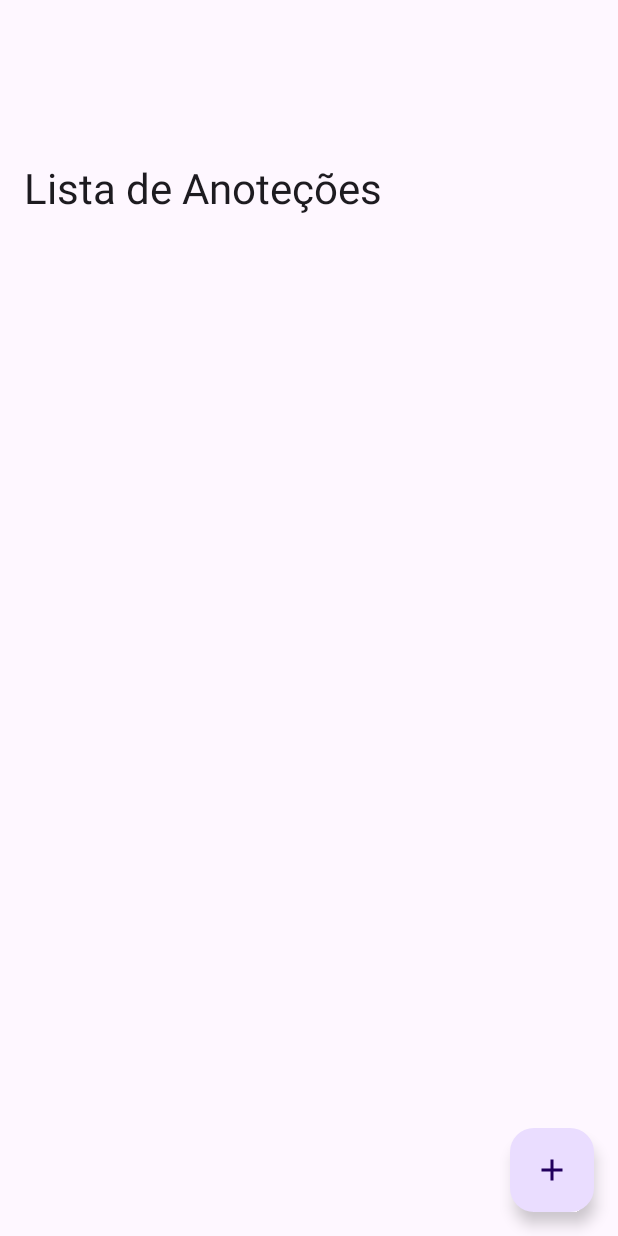
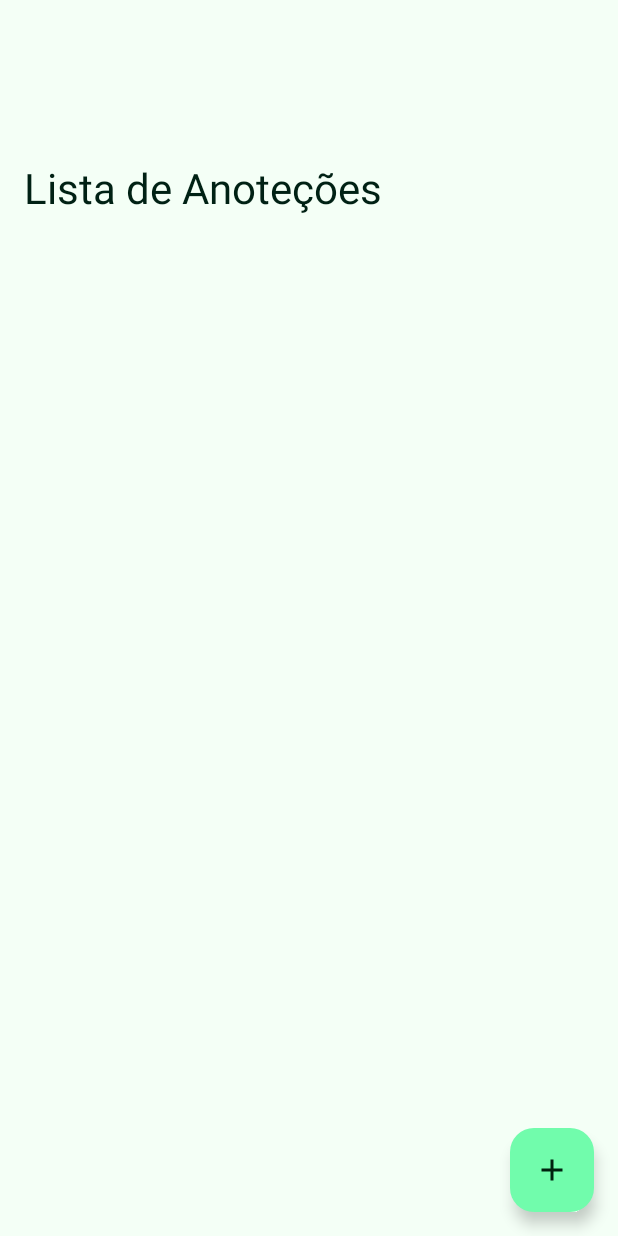
Before and after one commit to V1n1c1us-K-S-W4t4n4b3/Projeto-de-Notas, an Android app: the screen it shows after launch (MainActivity), on a phone screen of 412 x 824 dp. Run offline under Robolectric (Android 15) with nearby library versions, the phone set to English and light mode, and no system bars; our stand-ins replace Room's generated code.

Commit message:
add new colors and themes

```diff
--- a/app/src/main/AndroidManifest.xml
+++ b/app/src/main/AndroidManifest.xml
@@ -10,7 +10,7 @@
         android:label="@string/app_name"
         android:roundIcon="@mipmap/ic_launcher_round"
         android:supportsRtl="true"
-        android:theme="@style/Theme.AppCursoLucas"
+        android:theme="@style/AppTheme"
         tools:targetApi="31">
         <activity
             android:name=".ui.InfoItemActivity"
--- a/app/src/main/res/values-night/themes.xml
+++ b/app/src/main/res/values-night/themes.xml
@@ -1,7 +1,35 @@
-<resources xmlns:tools="http://schemas.android.com/tools">
-    <!-- Base application theme. -->
-    <style name="Base.Theme.AppCursoLucas" parent="Theme.Material3.DayNight.NoActionBar">
-        <!-- Customize your dark theme here. -->
-        <!-- <item name="colorPrimary">@color/my_dark_primary</item> -->
+<resources>
+
+    <style name="AppTheme" parent="Theme.Material3.Dark.NoActionBar">
+
+        <item name="android:statusBarColor">@android:color/transparent</item>
+        <item name="android:windowLightStatusBar">true</item>
+
+        <item name="colorPrimary">@color/md_theme_dark_primary</item>
+        <item name="colorOnPrimary">@color/md_theme_dark_onPrimary</item>
+        <item name="colorPrimaryContainer">@color/md_theme_dark_primaryContainer</item>
+        <item name="colorOnPrimaryContainer">@color/md_theme_dark_onPrimaryContainer</item>
+        <item name="colorSecondary">@color/md_theme_dark_secondary</item>
+        <item name="colorOnSecondary">@color/md_theme_dark_onSecondary</item>
+        <item name="colorSecondaryContainer">@color/md_theme_dark_secondaryContainer</item>
+        <item name="colorOnSecondaryContainer">@color/md_theme_dark_onSecondaryContainer</item>
+        <item name="colorTertiary">@color/md_theme_dark_tertiary</item>
+        <item name="colorOnTertiary">@color/md_theme_dark_onTertiary</item>
+        <item name="colorTertiaryContainer">@color/md_theme_dark_tertiaryContainer</item>
+        <item name="colorOnTertiaryContainer">@color/md_theme_dark_onTertiaryContainer</item>
+        <item name="colorError">@color/md_theme_dark_error</item>
+        <item name="colorErrorContainer">@color/md_theme_dark_errorContainer</item>
+        <item name="colorOnError">@color/md_theme_dark_onError</item>
+        <item name="colorOnErrorContainer">@color/md_theme_dark_onErrorContainer</item>
+        <item name="android:colorBackground">@color/md_theme_dark_background</item>
+        <item name="colorOnBackground">@color/md_theme_dark_onBackground</item>
+        <item name="colorSurface">@color/md_theme_dark_surface</item>
+        <item name="colorOnSurface">@color/md_theme_dark_onSurface</item>
+        <item name="colorSurfaceVariant">@color/md_theme_dark_surfaceVariant</item>
+        <item name="colorOnSurfaceVariant">@color/md_theme_dark_onSurfaceVariant</item>
+        <item name="colorOutline">@color/md_theme_dark_outline</item>
+        <item name="colorOnSurfaceInverse">@color/md_theme_dark_inverseOnSurface</item>
+        <item name="colorSurfaceInverse">@color/md_theme_dark_inverseSurface</item>
+        <item name="colorPrimaryInverse">@color/md_theme_dark_inversePrimary</item>
     </style>
 </resources>
--- a/app/src/main/res/values/colors.xml
+++ b/app/src/main/res/values/colors.xml
@@ -5,4 +5,66 @@
     <color name="sind_text_status_ok">#21876B</color>
     <color name="sind_background_status_ok_stripe">#2ABF8E</color>
     <color name="sind_background_status_ok_body">#C7E3E0</color>
+
+    <color name="seed">#1FBB72</color>
+    <color name="md_theme_light_primary">#006D3F</color>
+    <color name="md_theme_light_onPrimary">#FFFFFF</color>
+    <color name="md_theme_light_primaryContainer">#71FCAC</color>
+    <color name="md_theme_light_onPrimaryContainer">#00210F</color>
+    <color name="md_theme_light_secondary">#006C45</color>
+    <color name="md_theme_light_onSecondary">#FFFFFF</color>
+    <color name="md_theme_light_secondaryContainer">#90F7BF</color>
+    <color name="md_theme_light_onSecondaryContainer">#002112</color>
+    <color name="md_theme_light_tertiary">#006D38</color>
+    <color name="md_theme_light_onTertiary">#FFFFFF</color>
+    <color name="md_theme_light_tertiaryContainer">#5FFF9B</color>
+    <color name="md_theme_light_onTertiaryContainer">#00210D</color>
+    <color name="md_theme_light_error">#BA1A1A</color>
+    <color name="md_theme_light_errorContainer">#FFDAD6</color>
+    <color name="md_theme_light_onError">#FFFFFF</color>
+    <color name="md_theme_light_onErrorContainer">#410002</color>
+    <color name="md_theme_light_background">#F4FFF6</color>
+    <color name="md_theme_light_onBackground">#002114</color>
+    <color name="md_theme_light_surface">#F4FFF6</color>
+    <color name="md_theme_light_onSurface">#002114</color>
+    <color name="md_theme_light_surfaceVariant">#DCE5DB</color>
+    <color name="md_theme_light_onSurfaceVariant">#414942</color>
+    <color name="md_theme_light_outline">#717971</color>
+    <color name="md_theme_light_inverseOnSurface">#BEFFDC</color>
+    <color name="md_theme_light_inverseSurface">#003825</color>
+    <color name="md_theme_light_inversePrimary">#52DF92</color>
+    <color name="md_theme_light_shadow">#000000</color>
+    <color name="md_theme_light_surfaceTint">#006D3F</color>
+    <color name="md_theme_light_outlineVariant">#C0C9C0</color>
+    <color name="md_theme_light_scrim">#000000</color>
+    <color name="md_theme_dark_primary">#52DF92</color>
+    <color name="md_theme_dark_onPrimary">#00391E</color>
+    <color name="md_theme_dark_primaryContainer">#00522E</color>
+    <color name="md_theme_dark_onPrimaryContainer">#71FCAC</color>
+    <color name="md_theme_dark_secondary">#73DAA4</color>
+    <color name="md_theme_dark_onSecondary">#003822</color>
+    <color name="md_theme_dark_secondaryContainer">#005233</color>
+    <color name="md_theme_dark_onSecondaryContainer">#90F7BF</color>
+    <color name="md_theme_dark_tertiary">#00E47B</color>
+    <color name="md_theme_dark_onTertiary">#00391A</color>
+    <color name="md_theme_dark_tertiaryContainer">#005229</color>
+    <color name="md_theme_dark_onTertiaryContainer">#5FFF9B</color>
+    <color name="md_theme_dark_error">#FFB4AB</color>
+    <color name="md_theme_dark_errorContainer">#93000A</color>
+    <color name="md_theme_dark_onError">#690005</color>
+    <color name="md_theme_dark_onErrorContainer">#FFDAD6</color>
+    <color name="md_theme_dark_background">#002114</color>
+    <color name="md_theme_dark_onBackground">#8BF8C4</color>
+    <color name="md_theme_dark_surface">#002114</color>
+    <color name="md_theme_dark_onSurface">#8BF8C4</color>
+    <color name="md_theme_dark_surfaceVariant">#414942</color>
+    <color name="md_theme_dark_onSurfaceVariant">#C0C9C0</color>
+    <color name="md_theme_dark_outline">#8A938B</color>
+    <color name="md_theme_dark_inverseOnSurface">#002114</color>
+    <color name="md_theme_dark_inverseSurface">#8BF8C4</color>
+    <color name="md_theme_dark_inversePrimary">#006D3F</color>
+    <color name="md_theme_dark_shadow">#000000</color>
+    <color name="md_theme_dark_surfaceTint">#52DF92</color>
+    <color name="md_theme_dark_outlineVariant">#414942</color>
+    <color name="md_theme_dark_scrim">#000000</color>
 </resources>
--- a/app/src/main/res/values/themes.xml
+++ b/app/src/main/res/values/themes.xml
@@ -1,9 +1,35 @@
-<resources xmlns:tools="http://schemas.android.com/tools">
-    <!-- Base application theme. -->
-    <style name="Base.Theme.AppCursoLucas" parent="Theme.Material3.DayNight.NoActionBar">
-        <!-- Customize your light theme here. -->
-        <!-- <item name="colorPrimary">@color/my_light_primary</item> -->
+<resources>
+
+    <style name="AppTheme" parent="Theme.Material3.Light.NoActionBar">
+
+        <item name="android:statusBarColor">@android:color/transparent</item>
+        <item name="android:windowLightStatusBar">true</item>
+
+        <item name="colorPrimary">@color/md_theme_light_primary</item>
+        <item name="colorOnPrimary">@color/md_theme_light_onPrimary</item>
+        <item name="colorPrimaryContainer">@color/md_theme_light_primaryContainer</item>
+        <item name="colorOnPrimaryContainer">@color/md_theme_light_onPrimaryContainer</item>
+        <item name="colorSecondary">@color/md_theme_light_secondary</item>
+        <item name="colorOnSecondary">@color/md_theme_light_onSecondary</item>
+        <item name="colorSecondaryContainer">@color/md_theme_light_secondaryContainer</item>
+        <item name="colorOnSecondaryContainer">@color/md_theme_light_onSecondaryContainer</item>
+        <item name="colorTertiary">@color/md_theme_light_tertiary</item>
+        <item name="colorOnTertiary">@color/md_theme_light_onTertiary</item>
+        <item name="colorTertiaryContainer">@color/md_theme_light_tertiaryContainer</item>
+        <item name="colorOnTertiaryContainer">@color/md_theme_light_onTertiaryContainer</item>
+        <item name="colorError">@color/md_theme_light_error</item>
+        <item name="colorErrorContainer">@color/md_theme_light_errorContainer</item>
+        <item name="colorOnError">@color/md_theme_light_onError</item>
+        <item name="colorOnErrorContainer">@color/md_theme_light_onErrorContainer</item>
+        <item name="android:colorBackground">@color/md_theme_light_background</item>
+        <item name="colorOnBackground">@color/md_theme_light_onBackground</item>
+        <item name="colorSurface">@color/md_theme_light_surface</item>
+        <item name="colorOnSurface">@color/md_theme_light_onSurface</item>
+        <item name="colorSurfaceVariant">@color/md_theme_light_surfaceVariant</item>
+        <item name="colorOnSurfaceVariant">@color/md_theme_light_onSurfaceVariant</item>
+        <item name="colorOutline">@color/md_theme_light_outline</item>
+        <item name="colorOnSurfaceInverse">@color/md_theme_light_inverseOnSurface</item>
+        <item name="colorSurfaceInverse">@color/md_theme_light_inverseSurface</item>
+        <item name="colorPrimaryInverse">@color/md_theme_light_inversePrimary</item>
     </style>
-
-    <style name="Theme.AppCursoLucas" parent="Base.Theme.AppCursoLucas" />
 </resources>
```
